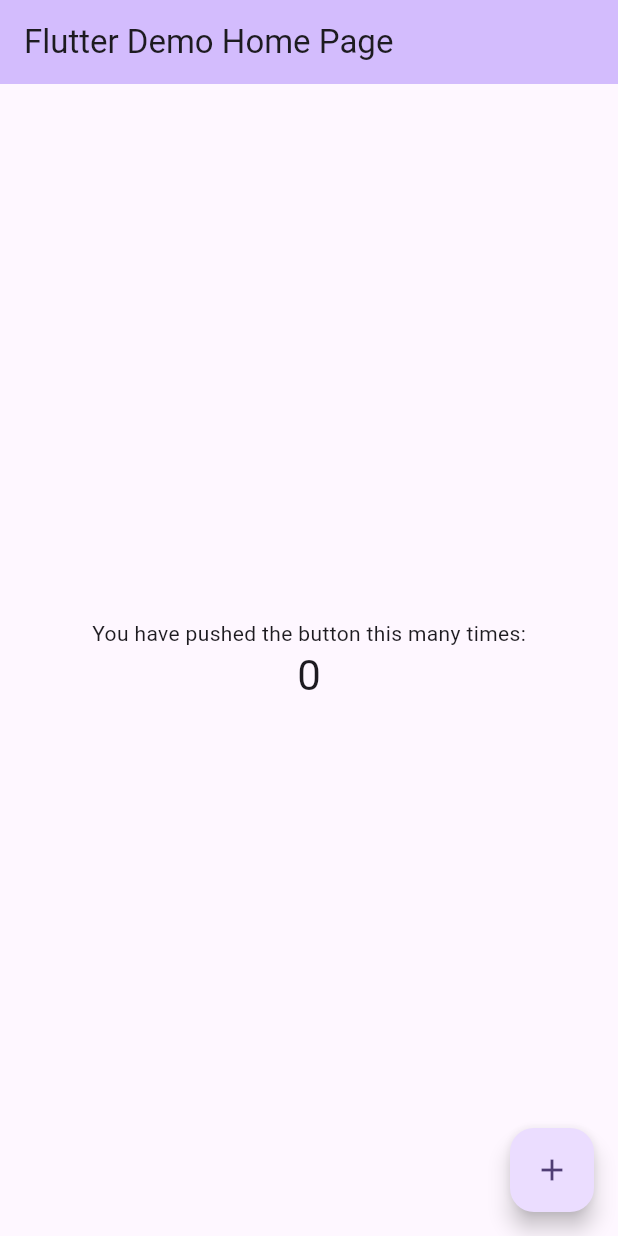
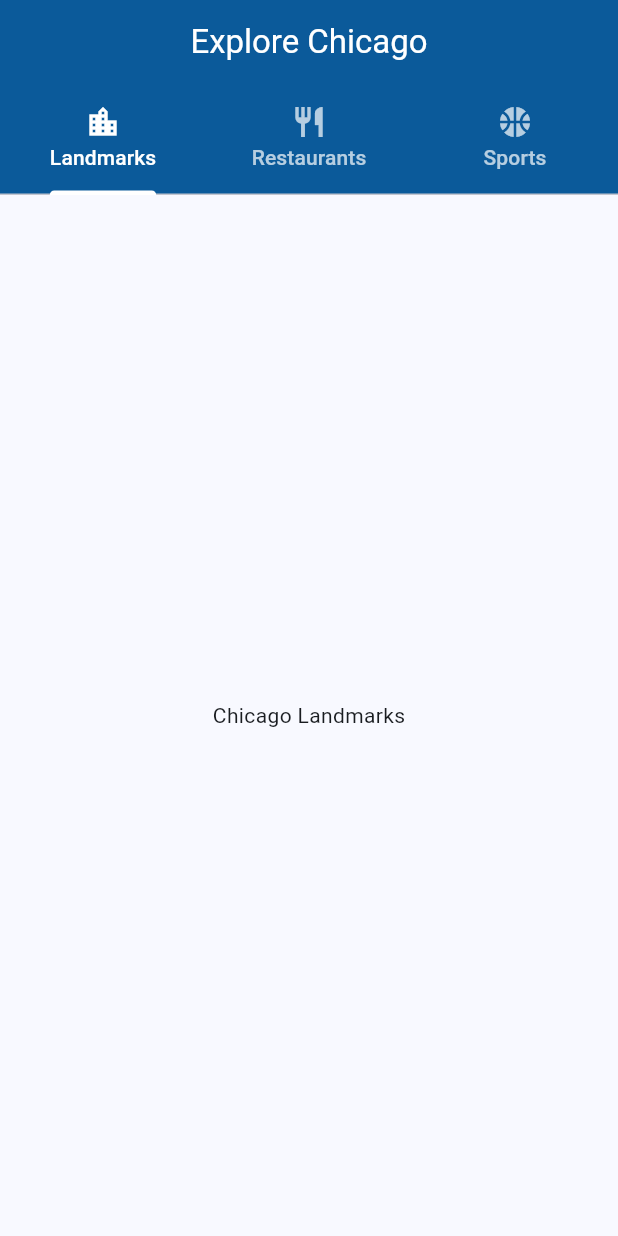
Before and after one commit to euwunss/chicago-city, a Flutter app: the screen it shows after launch, on a phone screen of 412 x 824 dp. Run offline on Flutter 3.47's test engine with Material 3 defaults, Android fonts, the phone set to English and light mode, and no system bars.

Commit message:
Create home screen with three tabs

```diff
--- a/lib/main.dart
+++ b/lib/main.dart
@@ -1,122 +1,70 @@
 import 'package:flutter/material.dart';
 
 void main() {
-  runApp(const MyApp());
+  runApp(const ChicagoCityApp());
 }
 
-class MyApp extends StatelessWidget {
-  const MyApp({super.key});
+class ChicagoCityApp extends StatelessWidget {
+  const ChicagoCityApp({super.key});
 
-  // This widget is the root of your application.
   @override
   Widget build(BuildContext context) {
     return MaterialApp(
-      title: 'Flutter Demo',
+      title: 'Explore Chicago',
+      debugShowCheckedModeBanner: false,
       theme: ThemeData(
-        // This is the theme of your application.
-        //
-        // TRY THIS: Try running your application with "flutter run". You'll see
-        // the application has a purple toolbar. Then, without quitting the app,
-        // try changing the seedColor in the colorScheme below to Colors.green
-        // and then invoke "hot reload" (save your changes or press the "hot
-        // reload" button in a Flutter-supported IDE, or press "r" if you used
-        // the command line to start the app).
-        //
-        // Notice that the counter didn't reset back to zero; the application
-        // state is not lost during the reload. To reset the state, use hot
-        // restart instead.
-        //
-        // This works for code too, not just values: Most code changes can be
-        // tested with just a hot reload.
-        colorScheme: .fromSeed(seedColor: Colors.deepPurple),
+        colorScheme: ColorScheme.fromSeed(
+          seedColor: const Color(0xFF0B5A9A)
         ),
-      home: const MyHomePage(title: 'Flutter Demo Home Page'),
-    );
-  }
-}
+        useMaterial3: true,
+      ),
+      home: DefaultTabController(
+        length: 3,
+        child: Scaffold(
+          appBar: AppBar(
+            title: const Text('Explore Chicago'),
+            centerTitle: true,
+            backgroundColor: const Color(0xFF0B5A9A),
+            foregroundColor: Colors.white,
 
-class MyHomePage extends StatefulWidget {
-  const MyHomePage({super.key, required this.title});
+            bottom: const TabBar(
+              labelColor: Colors.white,
+              unselectedLabelColor: Colors.white70,
+              indicatorColor: Colors.white,
 
-  // This widget is the home page of your application. It is stateful, meaning
-  // that it has a State object (defined below) that contains fields that affect
-  // how it looks.
-
-  // This class is the configuration for the state. It holds the values (in this
-  // case the title) provided by the parent (in this case the App widget) and
-  // used by the build method of the State. Fields in a Widget subclass are
-  // always marked "final".
-
-  final String title;
-
-  @override
-  State<MyHomePage> createState() => _MyHomePageState();
-}
-
-class _MyHomePageState extends State<MyHomePage> {
-  int _counter = 0;
-
-  void _incrementCounter() {
-    setState(() {
-      // This call to setState tells the Flutter framework that something has
-      // changed in this State, which causes it to rerun the build method below
-      // so that the display can reflect the updated values. If we changed
-      // _counter without calling setState(), then the build method would not be
-      // called again, and so nothing would appear to happen.
-      _counter++;
-    });
-  }
-
-  @override
-  Widget build(BuildContext context) {
-    // This method is rerun every time setState is called, for instance as done
-    // by the _incrementCounter method above.
-    //
-    // The Flutter framework has been optimized to make rerunning build methods
-    // fast, so that you can just rebuild anything that needs updating rather
-    // than having to individually change instances of widgets.
-    return Scaffold(
-      appBar: AppBar(
-        // TRY THIS: Try changing the color here to a specific color (to
-        // Colors.amber, perhaps?) and trigger a hot reload to see the AppBar
-        // change color while the other colors stay the same.
-        backgroundColor: Theme.of(context).colorScheme.inversePrimary,
-        // Here we take the value from the MyHomePage object that was created by
-        // the App.build method, and use it to set our appbar title.
-        title: Text(widget.title),
+              tabs: [
+                Tab(
+                  icon: Icon(Icons.location_city),
+                  text: 'Landmarks',
                 ),
-      body: Center(
-        // Center is a layout widget. It takes a single child and positions it
-        // in the middle of the parent.
-        child: Column(
-          // Column is also a layout widget. It takes a list of children and
-          // arranges them vertically. By default, it sizes itself to fit its
-          // children horizontally, and tries to be as tall as its parent.
-          //
-          // Column has various properties to control how it sizes itself and
-          // how it positions its children. Here we use mainAxisAlignment to
-          // center the children vertically; the main axis here is the vertical
-          // axis because Columns are vertical (the cross axis would be
-          // horizontal).
-          //
-          // TRY THIS: Invoke "debug painting" (choose the "Toggle Debug Paint"
-          // action in the IDE, or press "p" in the console), to see the
-          // wireframe for each widget.
-          mainAxisAlignment: .center,
-          children: [
-            const Text('You have pushed the button this many times:'),
-            Text(
-              '$_counter',
-              style: Theme.of(context).textTheme.headlineMedium,
+                Tab(
+                  icon: Icon(Icons.restaurant),
+                  text: 'Restaurants',
+                ),
+                Tab(
+                  icon: Icon(Icons.sports_basketball),
+                  text: 'Sports',
                 ),
               ],
             ),
           ),
-      floatingActionButton: FloatingActionButton(
-        onPressed: _incrementCounter,
-        tooltip: 'Increment',
-        child: const Icon(Icons.add),
+
+
+          body: const TabBarView(
+            children: [
+              Center(
+                child: Text('Chicago Landmarks'),
               ),
+              Center(
+                child: Text('Chicago Restaurants'),
+              ),
+              Center(
+                child: Text('Chicago Sports'),
+              ),
+            ],
+          ),
+        ),
+      )
     );
   }
 }
```
Lines whose indentation alone changed are shown as unchanged.
